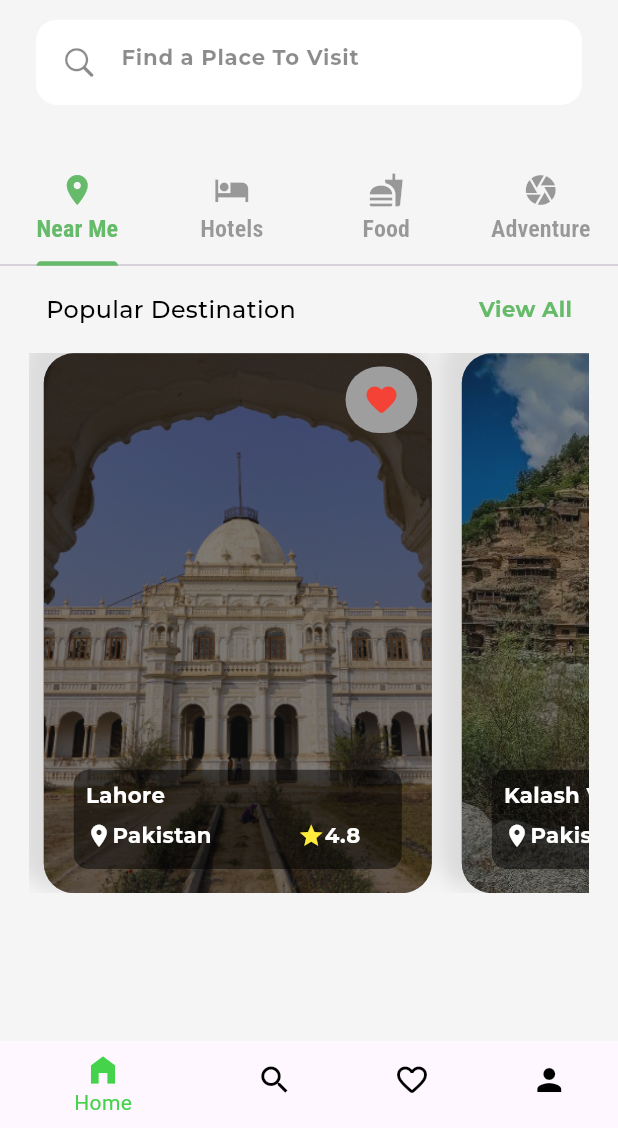
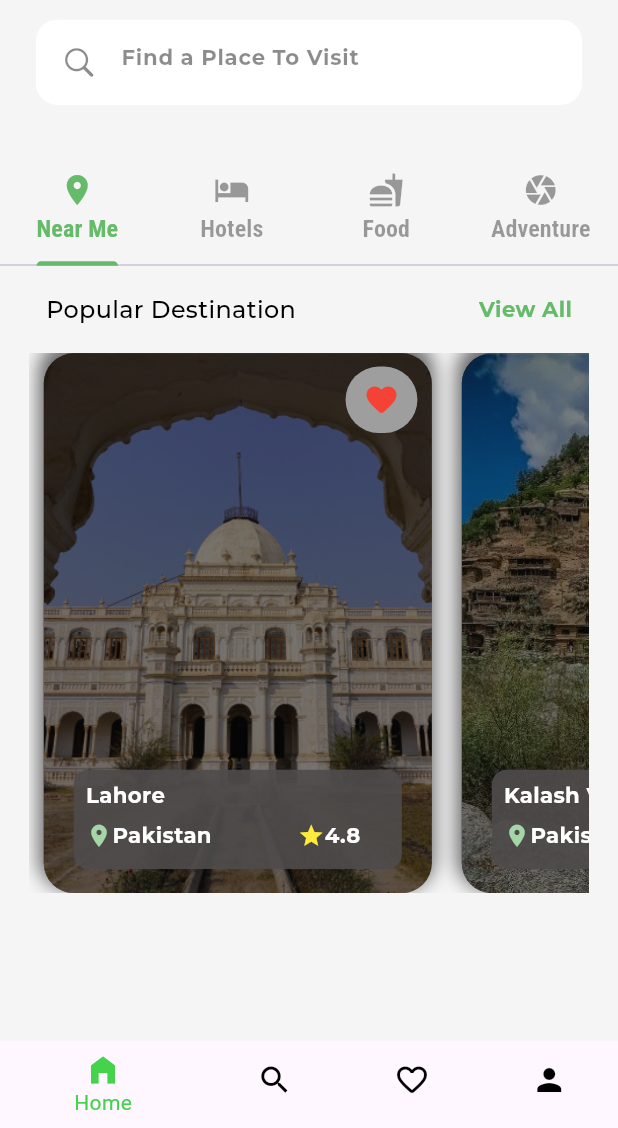
Before and after one commit to umair899/travel_app_ui_flutter, a Flutter app: the screen it shows after launch, on a phone screen of 412 x 824 dp, the part 108-1236 px from its top. Run offline on Flutter 3.47's test engine with Material 3 defaults, Android fonts, the light colour scheme and no system bars; our stand-ins replace flutter_screenutil, get, google_fonts; missing offline and left inert: dart:ffi.

Commit message:
apply changes

```diff
--- a/lib/widget/popular_item.dart
+++ b/lib/widget/popular_item.dart
@@ -19,7 +19,9 @@
   @override
   Widget build(BuildContext context) {
     return GestureDetector(
-      onTap: () {},
+      onTap: () {
+        print("Tapped");
+      },
       child: Padding(
         padding: const EdgeInsets.symmetric(horizontal: 10.0),
         child: Container(
@@ -30,11 +32,11 @@
             borderRadius: BorderRadius.circular(20),
             boxShadow: [
               BoxShadow(
-                color: Colors.black.withOpacity(0.1),
+                color: Colors.black.withOpacity(0.6),
                 blurRadius: 10,
-                spreadRadius: 5,
+                spreadRadius: 2,
                 blurStyle: BlurStyle.normal,
-                offset: Offset(-9, -9),
+                offset: Offset(-1, -5),
               ),
             ],
             image: DecorationImage(
@@ -47,20 +49,9 @@
                 child: Row(
                   mainAxisAlignment: MainAxisAlignment.end,
                   children: [
-                    // Container(
-                    //   width: 50.w,
-                    //   height: 50.h,
-                    //   decoration: BoxDecoration(
-                    //     color: Colors.white,
-                    //     borderRadius: BorderRadius.circular(10),
-                    //   ),
-                    //   child: Center(
-                    //     child: Icon(
-                    //       Icons.favorite,
-                    //       color: Colors.red,
-                    //     ),
-                    //   ),
-                    // ),
+                    SizedBox(
+                      height: 15.h,
+                    ),
                     Container(
                       width: 50.w,
                       height: 50.h,
@@ -88,7 +79,8 @@
                       height: 75.h,
                       width: 240.w,
                       decoration: BoxDecoration(
-                          color: Colors.black.withOpacity(.5),
+                          color: Color(0xff4E4B4B).withOpacity(.9),
+
                           borderRadius: BorderRadius.circular(10)),
                       alignment: Alignment.topLeft,
                       child: Padding(
@@ -113,7 +105,7 @@
                               children: [
                                 Icon(
                                   Icons.location_on,
-                                  color: Colors.white,
+                                  color: Colors.green[200],
                                   size: 20.sp,
                                 ),
                                 Text(
@@ -124,7 +116,9 @@
                                       fontWeight: FontWeight.bold,
                                       height: 1.3),
                                 ),
-                                SizedBox(width: 60.w,),
+                                SizedBox(
+                                  width: 60.w,
+                                ),
                                 Row(
                                   children: [
                                     Icon(
```
Also changed, not shown: lib/pages/Place_screen_detail.dart (added, +10 -0 lines).
